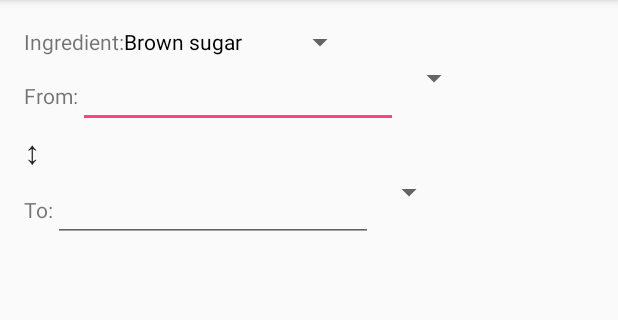
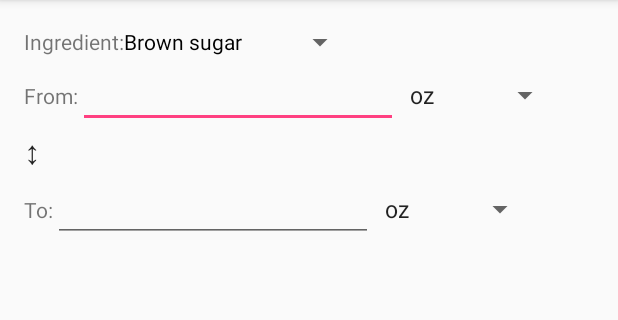
Before and after one commit to sudonatalie/cupful-android, an Android app: the screen it shows after launch (MainActivity), on a phone screen of 412 x 824 dp, the part 84-404 px from its top. Run offline under Robolectric (Android 15) with nearby library versions, the phone set to English and light mode, and no system bars.

```diff
--- a/app/src/main/java/com/natalieperna/cupful/MainActivity.java
+++ b/app/src/main/java/com/natalieperna/cupful/MainActivity.java
@@ -20,6 +20,14 @@ public class MainActivity extends AppCompatActivity {
     protected void onCreate(Bundle savedInstanceState) {
         super.onCreate(savedInstanceState);
         setContentView(R.layout.activity_main);
+
+        // Units available for conversion
+        Unit[] units = {
+                new Unit("oz", UnitType.WEIGHT, 1),
+                new Unit("cups", UnitType.VOLUME, 1),
+                new Unit("grams", UnitType.WEIGHT, 0.035274),
+                new Unit("tsp", UnitType.VOLUME, 0.0208333)
+        };
 
         // Setup database
         dbHelper = new DatabaseHelper(this);
@@ -52,5 +60,13 @@ public class MainActivity extends AppCompatActivity {
             public void onNothingSelected(AdapterView<?> ingredientAdapter) {
             }
         });
+
+        // Show units in from and to spinners
+        Spinner fromSpinner = (Spinner) findViewById(R.id.fromUnit);
+        Spinner toSpinner = (Spinner) findViewById(R.id.toUnit);
+        ArrayAdapter<Unit> unitAdapter = new ArrayAdapter<>(this, android.R.layout.simple_spinner_item, units);
+        unitAdapter.setDropDownViewResource(android.R.layout.simple_spinner_dropdown_item);
+        fromSpinner.setAdapter(unitAdapter);
+        toSpinner.setAdapter(unitAdapter);
     }
 }
--- /dev/null
+++ b/app/src/main/java/com/natalieperna/cupful/Unit.java
@@ -0,0 +1,20 @@
+package com.natalieperna.cupful;
+
+// TODO Look at how other unit converter Java apps organize classes because this is bad
+public class Unit {
+    String name;
+    // Some terrible programming practices at work
+    UnitType type;
+    double toBase; // multiplier for to OZ (for weights) or to CUPS (for volumes)
+
+    public Unit(String name, UnitType type, double toBase) {
+        this.toBase = toBase;
+        this.name = name;
+        this.type = type;
+    }
+
+    @Override
+    public String toString() {
+        return name;
+    }
+}
--- /dev/null
+++ b/app/src/main/java/com/natalieperna/cupful/UnitType.java
@@ -0,0 +1,5 @@
+package com.natalieperna.cupful;
+
+public enum UnitType {
+    WEIGHT, VOLUME
+}
```
